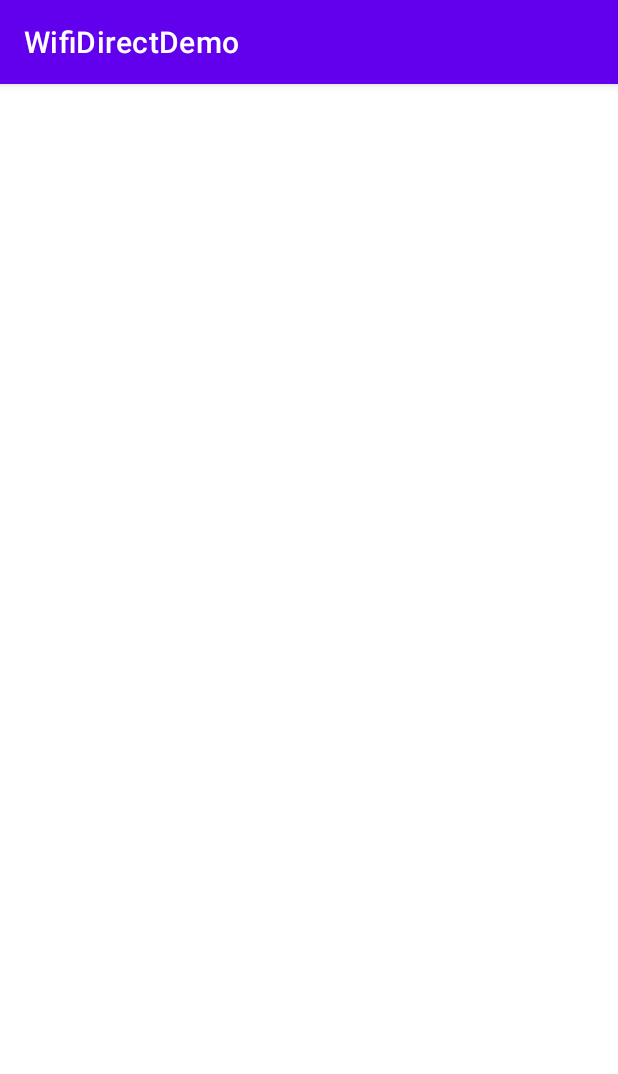
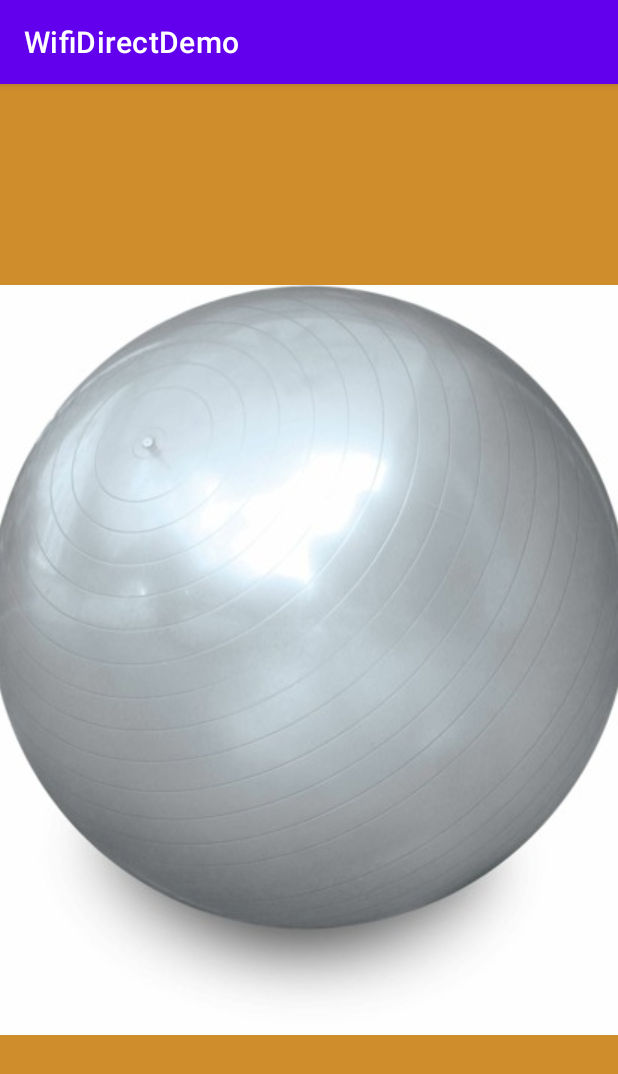
Before and after one commit to AlbinSene/AndroidGames, an Android app: the MegaBall screen opened directly, with no data from a screen before it, on a phone screen of 412 x 824 dp. Shown: the top 1074 px of the screen. Run offline under Robolectric (Android 15) with nearby library versions, the phone set to English and light mode, and no system bars.

Commit message:
affichage ball

```diff
--- a/app/src/main/AndroidManifest.xml
+++ b/app/src/main/AndroidManifest.xml
@@ -26,7 +26,7 @@
         android:theme="@style/Theme.WifiDirectDemo">
 
         <activity
-        android:name=".MegaBall"
+        android:name=".MegaBall" android:screenOrientation="portrait"
         android:exported="false" />
         <activity android:name=".GameMode"
             android:exported="false"/>
--- a/app/src/main/java/com/example/androidgames/GameViewBall.java
+++ b/app/src/main/java/com/example/androidgames/GameViewBall.java
@@ -1,4 +1,45 @@
 package com.example.androidgames;
 
-public class GameViewBall {
+import android.content.Context;
+import android.graphics.Bitmap;
+import android.graphics.BitmapFactory;
+import android.graphics.Canvas;
+import android.graphics.Paint;
+import android.util.AttributeSet;
+import android.view.View;
+
+public class GameViewBall extends View {
+    private Paint paint = new Paint(Paint.ANTI_ALIAS_FLAG);
+    private Bitmap ballBitMap;
+
+    private int imageWidth;
+    private int imageHeight;
+    private int currentX;
+    private int currentY;
+
+    public GameViewBall(Context context){
+        super(context);
+    }
+
+    public GameViewBall(Context context, AttributeSet attrSet){
+        super(context, attrSet);
+    }
+
+    @Override
+    protected void onSizeChanged(int width, int height, int oldw, int oldh){
+        super.onSizeChanged(width,height,oldw,oldh);
+        ballBitMap= BitmapFactory.decodeResource(getResources(),R.drawable.ball);
+        imageWidth= ballBitMap.getWidth();
+        imageHeight = ballBitMap.getHeight();
+
+        currentX= (width - imageWidth)/2;
+        currentY= (height-imageHeight)/2;
+    }
+
+    @Override
+    protected void onDraw (Canvas canvas){
+        super.onDraw(canvas);
+
+        canvas.drawBitmap(ballBitMap, currentX, currentY, paint);
+    }
 }
--- a/app/src/main/res/layout/activity_mega_ball.xml
+++ b/app/src/main/res/layout/activity_mega_ball.xml
@@ -1,9 +1,15 @@
 <?xml version="1.0" encoding="utf-8"?>
-<androidx.constraintlayout.widget.ConstraintLayout xmlns:android="http://schemas.android.com/apk/res/android"
+<RelativeLayout xmlns:android="http://schemas.android.com/apk/res/android"
     xmlns:app="http://schemas.android.com/apk/res-auto"
     xmlns:tools="http://schemas.android.com/tools"
     android:layout_width="match_parent"
     android:layout_height="match_parent"
+    android:background="#CF8D2C"
     tools:context=".MegaBall">
 
-</androidx.constraintlayout.widget.ConstraintLayout>
+    <view
+        android:id="@+id/view2"
+        class="com.example.androidgames.GameViewBall"
+        android:layout_width="match_parent"
+        android:layout_height="match_parent" />
+</RelativeLayout>
```
